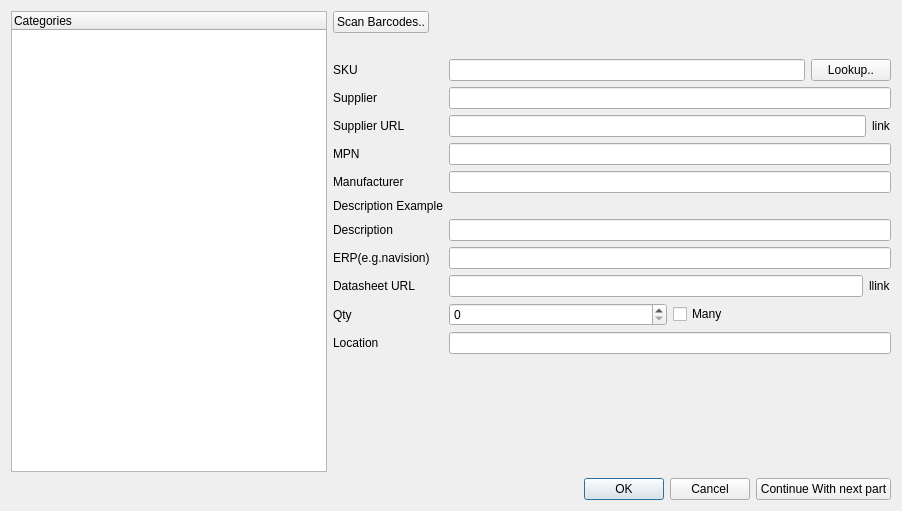
This is partcreationwindow.ui in ArnePhotonics/EpartStocker as Qt 5 draws it before an edit. The edited form follows.
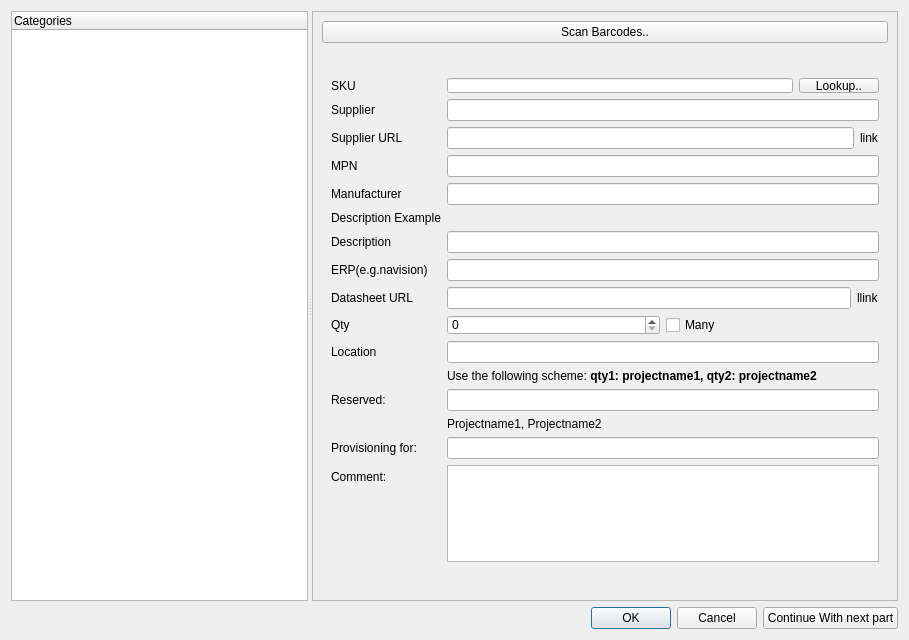
This is the edited form.

Commit message: new fields: comment, reserved for, provisioning for

The edit to the form file:
```diff
--- a/partcreationwindow.ui
+++ b/partcreationwindow.ui
@@ -6,23 +6,64 @@
    <rect>
     <x>0</x>
     <y>0</y>
-    <width>902</width>
-    <height>511</height>
+    <width>909</width>
+    <height>640</height>
    </rect>
   </property>
   <property name="windowTitle">
    <string>Part details</string>
   </property>
   <layout class="QGridLayout" name="gridLayout">
-   <item row="1" column="1" colspan="3">
+   <item row="0" column="0">
+    <widget class="QSplitter" name="splitter">
+     <property name="orientation">
+      <enum>Qt::Horizontal</enum>
+     </property>
+     <widget class="QTreeWidget" name="treeWidget">
+      <column>
+       <property name="text">
+        <string>Categories</string>
+       </property>
+      </column>
+     </widget>
+     <widget class="QScrollArea" name="scrollArea">
+      <property name="verticalScrollBarPolicy">
+       <enum>Qt::ScrollBarAsNeeded</enum>
+      </property>
+      <property name="sizeAdjustPolicy">
+       <enum>QAbstractScrollArea::AdjustToContents</enum>
+      </property>
+      <property name="widgetResizable">
+       <bool>true</bool>
+      </property>
+      <widget class="QWidget" name="scrollAreaWidgetContents">
+       <property name="geometry">
+        <rect>
+         <x>0</x>
+         <y>0</y>
+         <width>571</width>
+         <height>310</height>
+        </rect>
+       </property>
+       <layout class="QGridLayout" name="gridLayout_2">
+        <item row="0" column="0">
+         <widget class="QPushButton" name="scanbarcodeButton">
+          <property name="text">
+           <string>Scan Barcodes..</string>
+          </property>
+         </widget>
+        </item>
+        <item row="1" column="0">
+         <widget class="QWidget" name="widget" native="true">
+          <property name="minimumSize">
+           <size>
+            <width>0</width>
+            <height>100</height>
+           </size>
+          </property>
+          <layout class="QGridLayout" name="gridLayout_3">
+           <item row="0" column="0">
     <layout class="QFormLayout" name="formLayout">
-     <item row="0" column="1">
-      <widget class="QLabel" name="imageLabel">
-       <property name="text">
-        <string/>
-       </property>
-      </widget>
-     </item>
      <item row="1" column="0">
       <widget class="QLabel" name="sKULabel">
        <property name="text">
@@ -33,10 +74,23 @@
      <item row="1" column="1">
       <layout class="QHBoxLayout" name="horizontalLayout_3">
        <item>
-        <widget class="QLineEdit" name="sKULineEdit"/>
+                <widget class="QLineEdit" name="sKULineEdit">
+                 <property name="minimumSize">
+                  <size>
+                   <width>0</width>
+                   <height>15</height>
+                  </size>
+                 </property>
+                </widget>
        </item>
        <item>
         <widget class="QPushButton" name="lookupButton">
+                 <property name="minimumSize">
+                  <size>
+                   <width>0</width>
+                   <height>15</height>
+                  </size>
+                 </property>
          <property name="text">
           <string>Lookup..</string>
          </property>
@@ -61,6 +115,20 @@
        </property>
       </widget>
      </item>
+             <item row="5" column="1">
+              <layout class="QHBoxLayout" name="horizontalLayout_5">
+               <item>
+                <widget class="QLineEdit" name="supplierLinkLineEdit"/>
+               </item>
+               <item>
+                <widget class="QLabel" name="supplierlinkLinkLabel">
+                 <property name="text">
+                  <string>link</string>
+                 </property>
+                </widget>
+               </item>
+              </layout>
+             </item>
      <item row="6" column="0">
       <widget class="QLabel" name="mPNLabel">
        <property name="text">
@@ -147,6 +215,12 @@
       <layout class="QHBoxLayout" name="horizontalLayout">
        <item>
         <widget class="QSpinBox" name="qtySpinBox">
+                 <property name="minimumSize">
+                  <size>
+                   <width>0</width>
+                   <height>15</height>
+                  </size>
+                 </property>
          <property name="maximum">
           <number>1000000000</number>
          </property>
@@ -161,27 +235,6 @@
        </item>
       </layout>
      </item>
-     <item row="5" column="1">
-      <layout class="QHBoxLayout" name="horizontalLayout_5">
-       <item>
-        <widget class="QLineEdit" name="supplierLinkLineEdit"/>
-       </item>
-       <item>
-        <widget class="QLabel" name="supplierlinkLinkLabel">
-         <property name="text">
-          <string>link</string>
-         </property>
-        </widget>
-       </item>
-      </layout>
-     </item>
-     <item row="18" column="1">
-      <layout class="QHBoxLayout" name="horizontalLayout_2">
-       <item>
-        <widget class="QLineEdit" name="locationLineEdit"/>
-       </item>
-      </layout>
-     </item>
      <item row="18" column="0">
       <widget class="QLabel" name="lotLabel">
        <property name="text">
@@ -189,7 +242,61 @@
        </property>
       </widget>
      </item>
-     <item row="19" column="0" colspan="2">
+             <item row="18" column="1">
+              <layout class="QHBoxLayout" name="horizontalLayout_2">
+               <item>
+                <widget class="QLineEdit" name="locationLineEdit"/>
+               </item>
+              </layout>
+             </item>
+             <item row="20" column="1">
+              <widget class="QLabel" name="label_3">
+               <property name="text">
+                <string>Use the following scheme: &lt;b&gt; qty1: projectname1, qty2: projectname2&lt;/b&gt;</string>
+               </property>
+               <property name="textFormat">
+                <enum>Qt::RichText</enum>
+               </property>
+              </widget>
+             </item>
+             <item row="21" column="0">
+              <widget class="QLabel" name="label_2">
+               <property name="text">
+                <string>Reserved:</string>
+               </property>
+              </widget>
+             </item>
+             <item row="21" column="1">
+              <widget class="QLineEdit" name="reserved_lineEdit"/>
+             </item>
+             <item row="22" column="1">
+              <widget class="QLabel" name="label_6">
+               <property name="text">
+                <string>Projectname1, Projectname2</string>
+               </property>
+              </widget>
+             </item>
+             <item row="23" column="0">
+              <widget class="QLabel" name="label_5">
+               <property name="text">
+                <string>Provisioning for:</string>
+               </property>
+              </widget>
+             </item>
+             <item row="23" column="1">
+              <widget class="QLineEdit" name="provisioning_lineEdit"/>
+             </item>
+             <item row="24" column="0">
+              <widget class="QLabel" name="label_4">
+               <property name="text">
+                <string>Comment:</string>
+               </property>
+              </widget>
+             </item>
+             <item row="24" column="1">
+              <widget class="QTextEdit" name="comment_textEdit"/>
+             </item>
+             <item row="26" column="0" colspan="2">
       <widget class="QLabel" name="additionalparameterLabel">
        <property name="text">
         <string/>
@@ -202,10 +309,33 @@
        </property>
       </widget>
      </item>
-    </layout>
-   </item>
-   <item row="3" column="2">
+             <item row="0" column="1">
+              <widget class="QLabel" name="imageLabel">
+               <property name="text">
+                <string/>
+               </property>
+              </widget>
+             </item>
+            </layout>
+           </item>
+          </layout>
+         </widget>
+        </item>
+       </layout>
+      </widget>
+     </widget>
+    </widget>
+   </item>
+   <item row="1" column="0">
+    <layout class="QHBoxLayout" name="horizontalLayout_8">
+     <item>
     <widget class="QDialogButtonBox" name="buttonBox">
+       <property name="sizePolicy">
+        <sizepolicy hsizetype="Minimum" vsizetype="Maximum">
+         <horstretch>0</horstretch>
+         <verstretch>0</verstretch>
+        </sizepolicy>
+       </property>
      <property name="orientation">
       <enum>Qt::Horizontal</enum>
      </property>
@@ -214,28 +344,20 @@
      </property>
     </widget>
    </item>
-   <item row="3" column="3">
+     <item>
     <widget class="QPushButton" name="continueWithNextPartButton">
+       <property name="sizePolicy">
+        <sizepolicy hsizetype="Minimum" vsizetype="Maximum">
+         <horstretch>0</horstretch>
+         <verstretch>0</verstretch>
+        </sizepolicy>
+       </property>
      <property name="text">
       <string>Continue With next part</string>
      </property>
     </widget>
    </item>
-   <item row="0" column="1">
-    <widget class="QPushButton" name="scanbarcodeButton">
-     <property name="text">
-      <string>Scan Barcodes..</string>
-     </property>
-    </widget>
-   </item>
-   <item row="0" column="0" rowspan="2">
-    <widget class="QTreeWidget" name="treeWidget">
-     <column>
-      <property name="text">
-       <string>Categories</string>
-      </property>
-     </column>
-    </widget>
+    </layout>
    </item>
   </layout>
  </widget>
```
Lines whose indentation alone changed are shown as unchanged. The commit also changes 7 other files.
